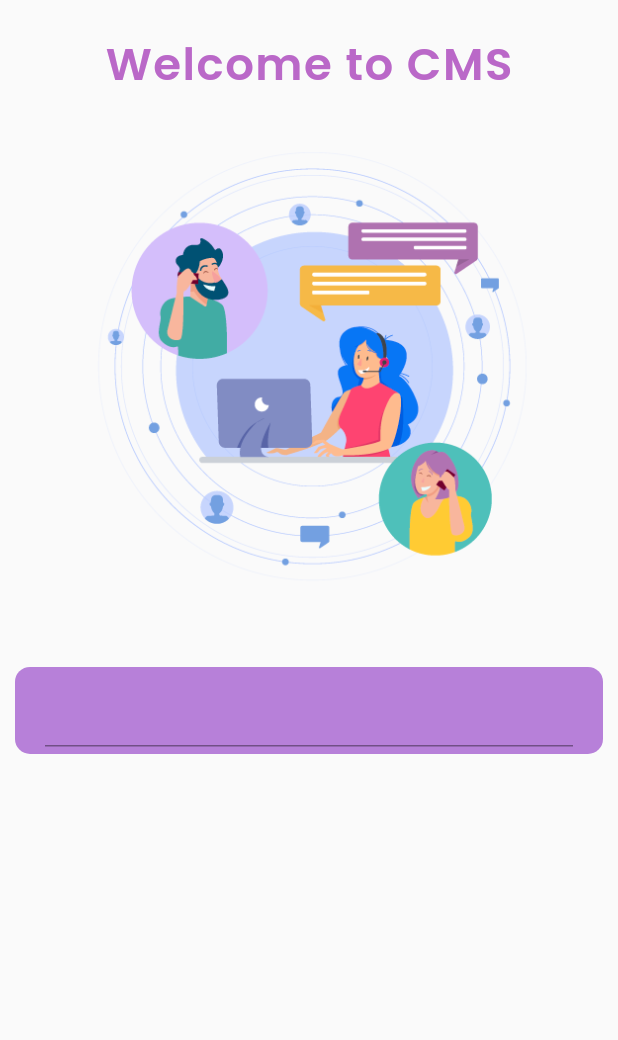
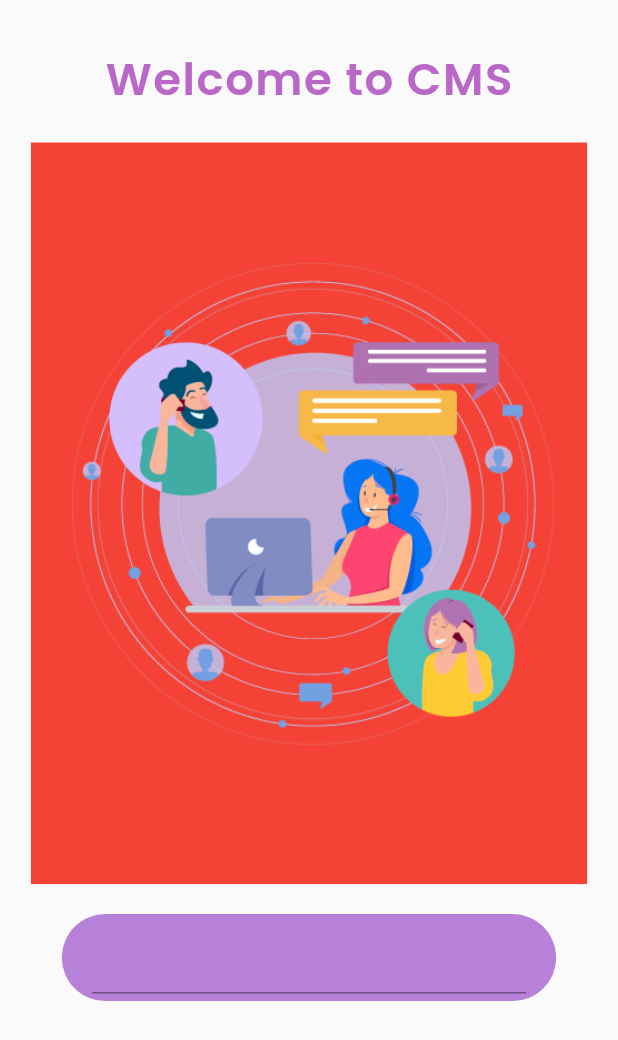
Before and after one commit to shrijal313/client-management-system, a Flutter app: the screen it shows after launch, on a phone screen of 412 x 824 dp. Shown: the top 1040 px of the screen. Run offline on Flutter 3.47's test engine with Material 2 defaults, Android fonts, the phone set to English and light mode, and no system bars; our stand-ins replace google_fonts.

```diff
--- a/lib/screen/login.dart
+++ b/lib/screen/login.dart
@@ -11,7 +11,9 @@ class _LoginScreenState extends State<LoginScreen> {
   Widget build(BuildContext context) {
     return Scaffold(
       body: ListView(children: [
-        Column(
+        Padding(
+          padding: const EdgeInsets.all(10.0),
+          child: Column(
             children: [
             Padding(
               padding: const EdgeInsets.all(20.0),
@@ -25,27 +27,22 @@ class _LoginScreenState extends State<LoginScreen> {
 
               )),
             ),
-            Center(
-              child: Container(
-              //  color: Colors.red,
-                 width: MediaQuery.of(context).size.width * .8,
-                 height:  MediaQuery.of(context).size.height * .4,
+              Container(
+               color: Colors.red,
+                 width: MediaQuery.of(context).size.width * .9  ,
+                 height:  MediaQuery.of(context).size.height * .6,
                 child: Image(image: AssetImage("asset/images/front.png"),)
               ),
-            ),
-            SizedBox(height: 20,),
+              SizedBox(height: 10,),
               Container(
+                width: MediaQuery.of(context).size.width *.8,
                 margin: EdgeInsets.all(10),
                 padding: EdgeInsets.symmetric(horizontal: 20, vertical: 5),
-              decoration: BoxDecoration(borderRadius: BorderRadius.circular(10),
+                decoration: BoxDecoration(borderRadius: BorderRadius.circular(30),
                 color: Color(0xffb780d9)),
                 child: TextField(
                   keyboardType: TextInputType.emailAddress,
-                decoration: InputDecoration(fillColor: Colors.red,
-
-
-
-                ))
+                  )
 
                 ),
 
@@ -53,6 +50,7 @@ class _LoginScreenState extends State<LoginScreen> {
 
             ],
           ),
+        ),
 
 
       ],),
--- a/pubspec.yaml
+++ b/pubspec.yaml
@@ -24,6 +24,7 @@ dependencies:
   flutter:
     sdk: flutter
   google_fonts: ^1.1.0
+  flutter_svg: ^0.18.0
 
 
 
```
Also changed, not shown: asset/images/front.svg (added), pubspec.lock. Lines whose indentation alone changed are shown as unchanged.
